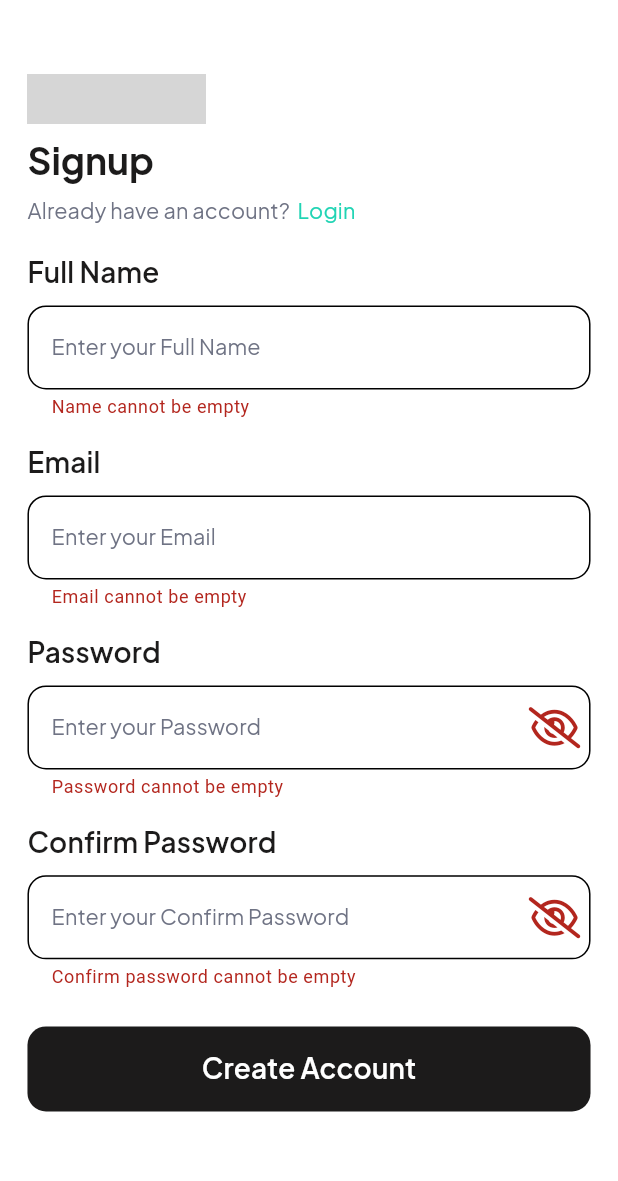
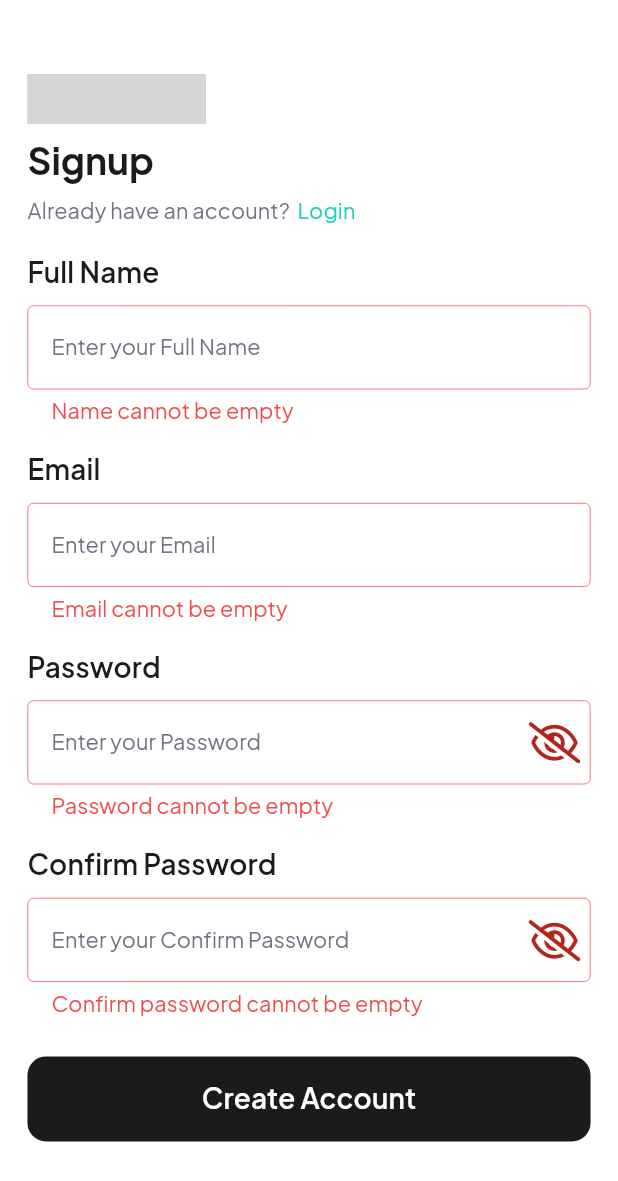
Before and after one commit to EzatRashad/QuickMart-Ecommerce-App, a Flutter app: the SignupViewBody screen opened directly, after a tap on "Create Account", on a phone screen of 412 x 824 dp. Shown: the top 1181 px of the screen. Run offline on Flutter 3.47's test engine with Material 3 defaults, Android fonts, the phone set to English and light mode, and no system bars; our stand-ins replace flutter_bloc, flutter_screenutil, font_awesome_flutter, shared_preferences; accounts and stored records are empty; grey boxes are pictures that could not be loaded.

Commit message:
add the form Validation done

```diff
--- a/lib/core/utils/validation.dart
+++ b/lib/core/utils/validation.dart
@@ -28,7 +28,7 @@ class Validation {
     if (value.isEmpty) {
       return 'Password cannot be empty';
     } else if (!passwordRegExp.hasMatch(value)) {
-      return 'Password must be at least 8 characters\n long and contain at least one\n uppercase letter and one number';
+      return 'Password must be at least 8 characters long and contain at least one uppercase letter and one number';
     }
     return null;
   }
--- a/lib/core/widgets/custom_text_form_filed.dart
+++ b/lib/core/widgets/custom_text_form_filed.dart
@@ -4,7 +4,14 @@ import 'package:quick_mart_app/core/utils/app_color.dart';
 import 'package:quick_mart_app/core/utils/utils.dart';
 
 class CustomTextFormFiled extends StatelessWidget {
-  const CustomTextFormFiled({super.key, required this.title, required this.controller, this.obscureText=false, required this.hintText, this.suffixIcon, this.validator});
+  const CustomTextFormFiled(
+      {super.key,
+      required this.title,
+      required this.controller,
+      this.obscureText = false,
+      required this.hintText,
+      this.suffixIcon,
+      this.validator});
   final String title;
   final String hintText;
   final TextEditingController controller;
@@ -23,35 +30,41 @@ class CustomTextFormFiled extends StatelessWidget {
         ),
         8.ph,
         TextFormField(
-
           validator: validator,
           cursorColor: AppColors.cyan,
-          controller:controller ,
+          controller: controller,
           obscureText: obscureText,
-
           decoration: InputDecoration(
             suffixIcon: suffixIcon,
-            hintText:hintText ,
+            hintText: hintText,
             hintStyle: Theme.of(context).textTheme.titleSmall,
-            enabledBorder:
-          OutlineInputBorder(
-            borderRadius: BorderRadius.circular(12.r),
+            enabledBorder: OutlineInputBorder(
               borderSide: BorderSide(
                 color: AppColors.grey100,
                 width: 0.5,
               ),
-
             ),
             focusedBorder: OutlineInputBorder(
-            borderRadius: BorderRadius.circular(12.r),
               borderSide: BorderSide(
                 color: AppColors.cyan,
                 width: 1,
               ),
-
+            ),
+            border: OutlineInputBorder(
+              borderRadius: BorderRadius.circular(12.r),
+              borderSide: BorderSide(
+                width: .5,
+              ),
+            ),
+             errorMaxLines: 3,
+            errorStyle: Theme.of(context).textTheme.titleSmall!.copyWith(
+                  color: AppColors.red,
                 ),
             errorBorder: OutlineInputBorder(
-            borderRadius: BorderRadius.circular(12.r),
+              borderSide: BorderSide(
+                color: AppColors.red,
+                width: .5,
+              ),
             ),
           ),
         )
--- a/lib/features/signup/presentation/views/widgets/signup_view_body.dart
+++ b/lib/features/signup/presentation/views/widgets/signup_view_body.dart
@@ -110,7 +110,7 @@ class _SignupViewBodyState extends State<SignupViewBody> {
                   if(formKey.currentState!.validate()){
 
                   }
-                },)
+                },),
               ],
             ),
           ),
```
Also changed, not shown: lib/features/login/presentation/views/widgets/login_view_body.dart (+15 -1 lines). Lines whose indentation alone changed are shown as unchanged.
